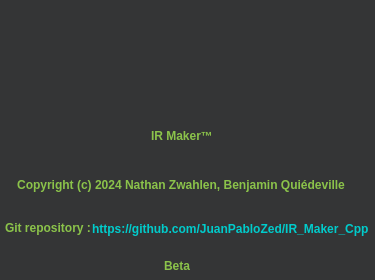
The window that about.ui (JuanPabloZed/IR_Maker_Cpp) describes before a commit, drawn with Qt 5.
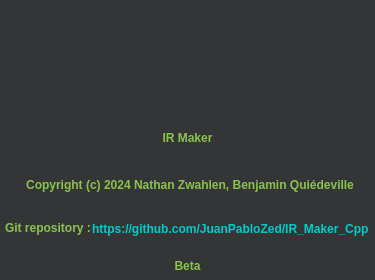
The same window after the commit. Icons and pictures are not drawn.

What changed in the file:
```diff
--- a/about.ui
+++ b/about.ui
@@ -234,7 +234,7 @@
   <widget class="QLabel" name="label_2">
    <property name="geometry">
     <rect>
-     <x>120</x>
+     <x>130</x>
      <y>8</y>
      <width>121</width>
      <height>120</height>
@@ -253,7 +253,7 @@
   <widget class="QLabel" name="label_6">
    <property name="geometry">
     <rect>
-     <x>-9</x>
+     <x>0</x>
      <y>168</y>
      <width>380</width>
      <height>34</height>
@@ -269,9 +269,9 @@
   <widget class="QLabel" name="label">
    <property name="geometry">
     <rect>
-     <x>-13</x>
+     <x>0</x>
      <y>258</y>
-     <width>380</width>
+     <width>375</width>
      <height>16</height>
     </rect>
    </property>
@@ -285,14 +285,17 @@
   <widget class="QLabel" name="label_3">
    <property name="geometry">
     <rect>
-     <x>151</x>
-     <y>128</y>
-     <width>61</width>
+     <x>0</x>
+     <y>130</y>
+     <width>375</width>
      <height>16</height>
     </rect>
    </property>
    <property name="text">
-    <string>IR Maker™</string>
+    <string>IR Maker</string>
+   </property>
+   <property name="alignment">
+    <set>Qt::AlignCenter</set>
    </property>
   </widget>
   <widget class="QLabel" name="label_4">
```
